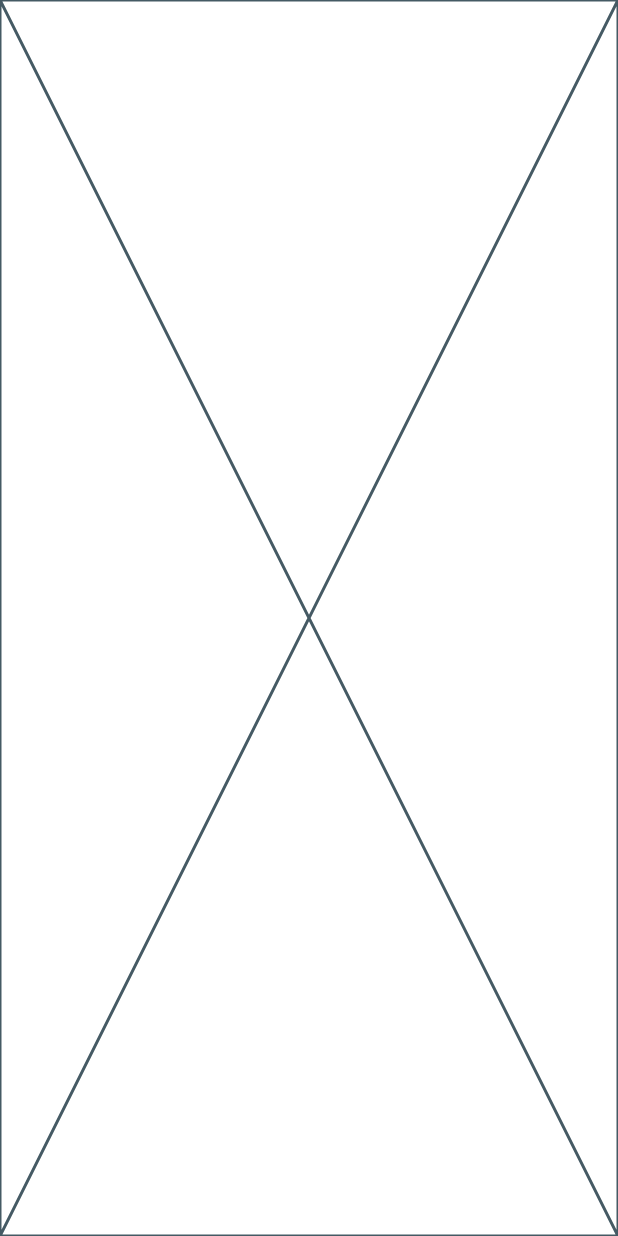
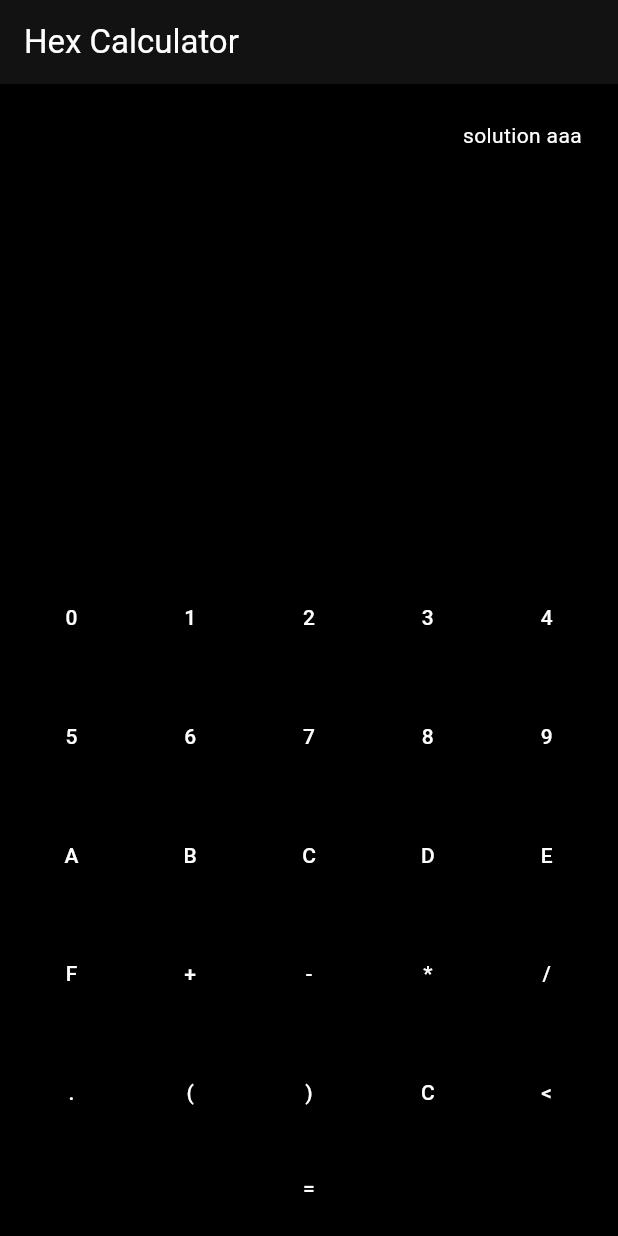
Before and after one commit to robinskaba/hex-calculator, a Flutter app: the screen it shows after launch, on a phone screen of 412 x 824 dp. Run offline on Flutter 3.47's test engine with Material 3 defaults, Android fonts, the light colour scheme and no system bars.

Commit message:
basic layout

```diff
--- a/lib/main.dart
+++ b/lib/main.dart
@@ -1,4 +1,5 @@
 import 'package:flutter/material.dart';
+import 'package:hex_calculator/view/home_view.dart';
 
 void main() {
   runApp(const MyApp());
@@ -9,25 +10,19 @@ class MyApp extends StatelessWidget {
 
   @override
   Widget build(BuildContext context) {
-    return MaterialApp(
-      title: 'Hex Calculator',
-      theme: ThemeData(
-        colorScheme: ColorScheme.fromSeed(seedColor: const Color.fromARGB(255, 0, 0, 0)),
-      ),
-      home: const MyHomePage(),
-    );
+    return MaterialApp(title: 'Hex Calculator', theme: myTheme, home: const HomeView());
   }
 }
 
-class MyHomePage extends StatefulWidget {
-  const MyHomePage({super.key});
-  @override
-  State<MyHomePage> createState() => _MyHomePageState();
-}
-
-class _MyHomePageState extends State<MyHomePage> {
-  @override
-  Widget build(BuildContext context) {
-    return Placeholder();
-  }
-}
+final ThemeData myTheme = ThemeData(
+  brightness: Brightness.dark,
+  primaryColor: Colors.black,
+  scaffoldBackgroundColor: Colors.black,
+  colorScheme: ColorScheme.dark(primary: Colors.white, onPrimary: Colors.black),
+  textTheme: const TextTheme(
+    bodyLarge: TextStyle(color: Colors.white),
+    bodyMedium: TextStyle(color: Colors.white),
+    bodySmall: TextStyle(color: Colors.white),
+  ),
+  iconTheme: const IconThemeData(color: Colors.white),
+);
--- /dev/null
+++ b/lib/view/home_view.dart
@@ -0,0 +1,84 @@
+import 'package:flutter/material.dart';
+
+class HomeView extends StatefulWidget {
+  const HomeView({super.key});
+
+  @override
+  State<HomeView> createState() => _HomeViewState();
+}
+
+class _HomeViewState extends State<HomeView> {
+  List<String> symbols = [
+    '0',
+    '1',
+    '2',
+    '3',
+    '4',
+    '5',
+    '6',
+    '7',
+    '8',
+    '9',
+    'A',
+    'B',
+    'C',
+    'D',
+    'E',
+    'F',
+    '+',
+    '-',
+    '*',
+    '/',
+    '.',
+    '(',
+    ')',
+    'C',
+    '<',
+  ];
+
+  List<TextButton> buttons = [];
+
+  @override
+  void initState() {
+    for (var symbol in symbols) {
+      buttons.add(TextButton(onPressed: () {}, child: Text(symbol)));
+    }
+    super.initState();
+  }
+
+  @override
+  Widget build(BuildContext context) {
+    return Scaffold(
+      appBar: AppBar(title: Text("Hex Calculator")),
+      body: Padding(
+        padding: const EdgeInsets.all(8.0),
+        child: Column(
+          mainAxisAlignment: MainAxisAlignment.end,
+          children: [
+            Expanded(
+              child: Padding(
+                padding: const EdgeInsets.all(16.0),
+                child: Align(
+                  alignment: Alignment.topRight,
+                  child: Text("solution aaa", maxLines: 1, textAlign: TextAlign.right),
+                ),
+              ),
+            ),
+
+            Column(
+              children: [
+                GridView.count(
+                  crossAxisCount: 5,
+                  shrinkWrap: true,
+                  physics: NeverScrollableScrollPhysics(),
+                  children: buttons,
+                ),
+                TextButton(onPressed: () {}, child: Text("=")),
+              ],
+            ),
+          ],
+        ),
+      ),
+    );
+  }
+}
```
